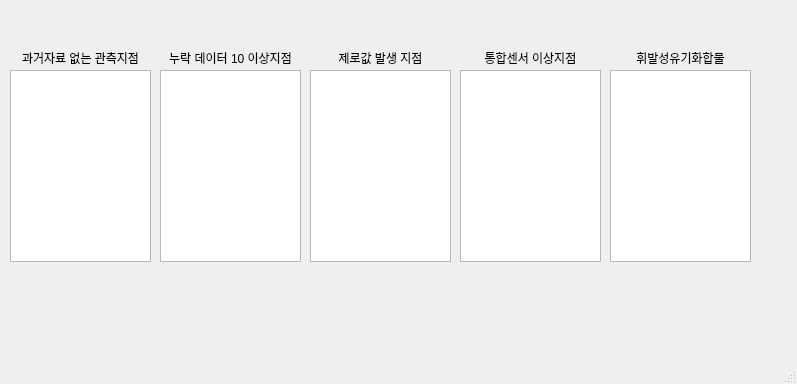
This is 5.0/main.ui in nomzzang/dust as Qt 5 draws it before an edit. The edited form follows.
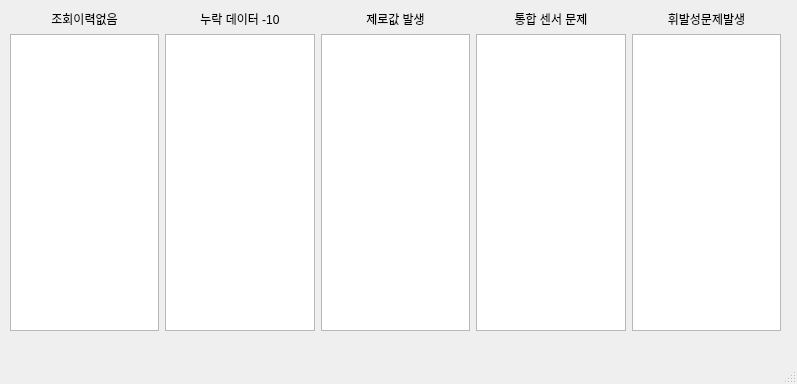
This is the edited form.

What changed in the file:
```diff
--- a/5.0/main.ui
+++ b/5.0/main.ui
@@ -14,135 +14,90 @@
    <string>MainWindow</string>
   </property>
   <widget class="QWidget" name="centralwidget">
-   <widget class="QTextBrowser" name="textBrowser_1">
+   <widget class="QWidget" name="verticalLayoutWidget">
     <property name="geometry">
      <rect>
       <x>10</x>
-      <y>70</y>
-      <width>141</width>
-      <height>192</height>
+      <y>10</y>
+      <width>771</width>
+      <height>321</height>
      </rect>
     </property>
-   </widget>
-   <widget class="QLabel" name="label">
-    <property name="geometry">
-     <rect>
-      <x>10</x>
-      <y>50</y>
-      <width>141</width>
-      <height>16</height>
-     </rect>
-    </property>
-    <property name="text">
-     <string>과거자료 없는 관측지점</string>
-    </property>
-    <property name="alignment">
-     <set>Qt::AlignCenter</set>
-    </property>
-   </widget>
-   <widget class="QLabel" name="label_2">
-    <property name="geometry">
-     <rect>
-      <x>160</x>
-      <y>50</y>
-      <width>141</width>
-      <height>16</height>
-     </rect>
-    </property>
-    <property name="text">
-     <string>누락 데이터 10 이상지점</string>
-    </property>
-    <property name="alignment">
-     <set>Qt::AlignCenter</set>
-    </property>
-   </widget>
-   <widget class="QTextBrowser" name="textBrowser_2">
-    <property name="geometry">
-     <rect>
-      <x>160</x>
-      <y>70</y>
-      <width>141</width>
-      <height>192</height>
-     </rect>
-    </property>
-   </widget>
-   <widget class="QTextBrowser" name="textBrowser_3">
-    <property name="geometry">
-     <rect>
-      <x>310</x>
-      <y>70</y>
-      <width>141</width>
-      <height>192</height>
-     </rect>
-    </property>
-   </widget>
-   <widget class="QLabel" name="label_3">
-    <property name="geometry">
-     <rect>
-      <x>310</x>
-      <y>50</y>
-      <width>141</width>
-      <height>16</height>
-     </rect>
-    </property>
-    <property name="text">
-     <string>제로값 발생 지점</string>
-    </property>
-    <property name="alignment">
-     <set>Qt::AlignCenter</set>
-    </property>
-   </widget>
-   <widget class="QLabel" name="label_4">
-    <property name="geometry">
-     <rect>
-      <x>460</x>
-      <y>50</y>
-      <width>141</width>
-      <height>16</height>
-     </rect>
-    </property>
-    <property name="text">
-     <string>통합센서 이상지점</string>
-    </property>
-    <property name="alignment">
-     <set>Qt::AlignCenter</set>
-    </property>
-   </widget>
-   <widget class="QTextBrowser" name="textBrowser_4">
-    <property name="geometry">
-     <rect>
-      <x>460</x>
-      <y>70</y>
-      <width>141</width>
-      <height>192</height>
-     </rect>
-    </property>
-   </widget>
-   <widget class="QLabel" name="label_5">
-    <property name="geometry">
-     <rect>
-      <x>610</x>
-      <y>50</y>
-      <width>141</width>
-      <height>16</height>
-     </rect>
-    </property>
-    <property name="text">
-     <string>휘발성유기화합물</string>
-    </property>
-    <property name="alignment">
-     <set>Qt::AlignCenter</set>
-    </property>
-   </widget>
-   <widget class="QTextBrowser" name="textBrowser_5">
-    <property name="geometry">
-     <rect>
-      <x>610</x>
-      <y>70</y>
-      <width>141</width>
-      <height>192</height>
-     </rect>
-    </property>
+    <layout class="QVBoxLayout" name="verticalLayout">
+     <item>
+      <layout class="QHBoxLayout" name="horizontalLayout_2">
+       <item>
+        <widget class="QLabel" name="label_5">
+         <property name="text">
+          <string>조회이력없음</string>
+         </property>
+         <property name="alignment">
+          <set>Qt::AlignCenter</set>
+         </property>
+        </widget>
+       </item>
+       <item>
+        <widget class="QLabel" name="label_4">
+         <property name="text">
+          <string>누락 데이터 -10</string>
+         </property>
+         <property name="alignment">
+          <set>Qt::AlignCenter</set>
+         </property>
+        </widget>
+       </item>
+       <item>
+        <widget class="QLabel" name="label_3">
+         <property name="text">
+          <string>제로값 발생</string>
+         </property>
+         <property name="alignment">
+          <set>Qt::AlignCenter</set>
+         </property>
+        </widget>
+       </item>
+       <item>
+        <widget class="QLabel" name="label">
+         <property name="text">
+          <string>통합 센서 문제</string>
+         </property>
+         <property name="alignment">
+          <set>Qt::AlignCenter</set>
+         </property>
+        </widget>
+       </item>
+       <item>
+        <widget class="QLabel" name="label_2">
+         <property name="text">
+          <string>휘발성문제발생</string>
+         </property>
+         <property name="alignment">
+          <set>Qt::AlignCenter</set>
+         </property>
+        </widget>
+       </item>
+      </layout>
+     </item>
+     <item>
+      <layout class="QHBoxLayout" name="horizontalLayout">
+       <item>
+        <widget class="QListView" name="listView_1"/>
+       </item>
+       <item>
+        <widget class="QListView" name="listView_2"/>
+       </item>
+       <item>
+        <widget class="QListView" name="listView_3"/>
+       </item>
+       <item>
+        <widget class="QListView" name="listView_4"/>
+       </item>
+       <item>
+        <widget class="QListView" name="listView_5"/>
+       </item>
+      </layout>
+     </item>
+    </layout>
    </widget>
   </widget>
   <widget class="QMenuBar" name="menubar">
```
Left out of the diff: 2 changed lines with no effect on the pictures.
